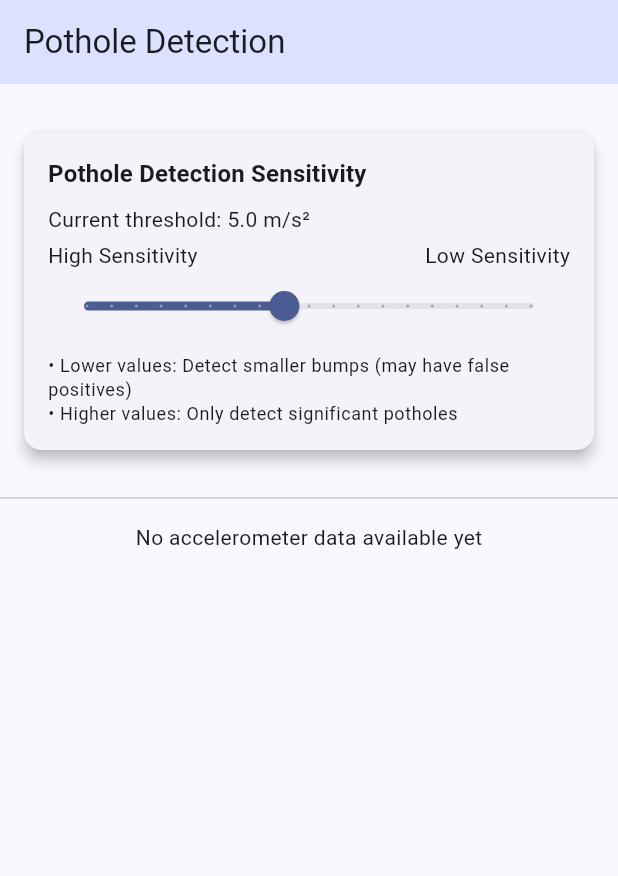
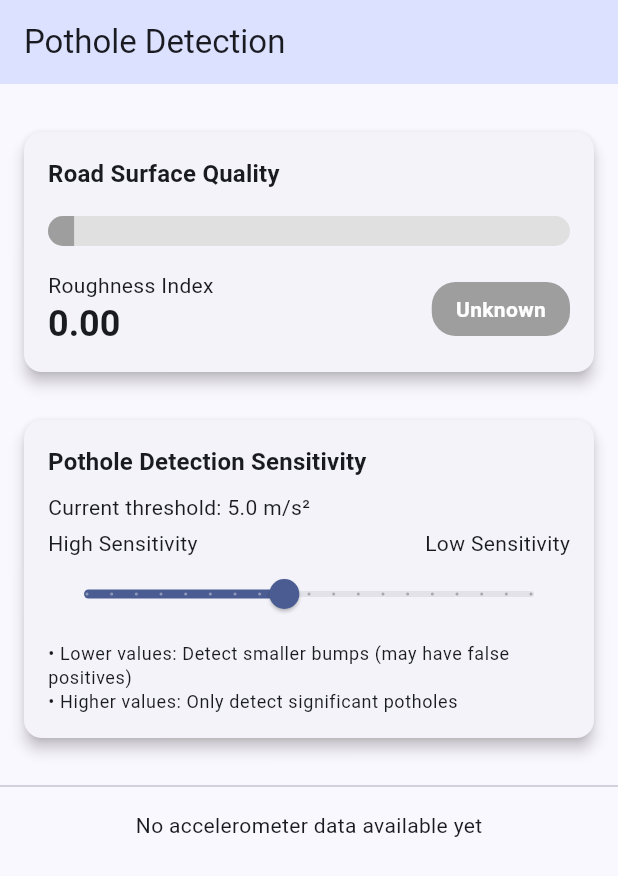
Before and after one commit to matejrupnik/breakpoint, a Flutter app: the screen it shows after launch, on a phone screen of 412 x 824 dp. Shown: the top 876 px of the screen. Run offline on Flutter 3.47's test engine with Material 3 defaults, Android fonts, the phone set to English and light mode, and no system bars; our stand-ins replace fl_chart, sensors_plus.

Commit message:
feat: road surface quality indicator

```diff
--- /dev/null
+++ b/breakpoint_mobile/lib/providers/road_surface_provider.dart
@@ -0,0 +1,109 @@
+import 'dart:async';
+import 'dart:collection';
+import 'dart:math';
+import 'package:flutter/foundation.dart';
+import '../models/accelerometer_data.dart';
+import '../services/sensor_service.dart';
+
+class RoadSurfaceProvider with ChangeNotifier {
+  final SensorService _sensorService;
+
+  // Store 5 seconds of data at 20Hz sampling rate (100 samples)
+  final int _windowSize = 100;
+  final ListQueue<AccelerometerData> _dataWindow =
+      ListQueue<AccelerometerData>();
+
+  StreamSubscription<AccelerometerData>? _subscription;
+
+  // Road quality metrics
+  double _roughnessIndex = 0.0;
+  String _surfaceQuality = 'Unknown';
+
+  // Getters for road quality metrics
+  double get roughnessIndex => _roughnessIndex;
+  String get surfaceQuality => _surfaceQuality;
+
+  // Moving average of vertical acceleration
+  double _baselineAcceleration = 0.0;
+
+  // Quality thresholds
+  final double _smoothThreshold = 0.8;
+  final double _moderateThreshold = 2.0;
+  final double _roughThreshold = 4.0;
+
+  RoadSurfaceProvider(this._sensorService) {
+    _initialize();
+  }
+
+  void _initialize() {
+    // We'll reuse the same sensor service that's used for pothole detection
+    _subscription = _sensorService.accelerometerStream.listen(
+      _processSensorData,
+    );
+  }
+
+  void _processSensorData(AccelerometerData data) {
+    // Add data to our window
+    _dataWindow.add(data);
+
+    // Keep only the most recent 5 seconds of data
+    if (_dataWindow.length > _windowSize) {
+      _dataWindow.removeFirst();
+    }
+
+    // Only analyze when we have enough data
+    if (_dataWindow.length >= 10) {
+      _analyzeRoadSurface();
+    }
+  }
+
+  void _analyzeRoadSurface() {
+    if (_dataWindow.isEmpty) return;
+
+    // Calculate the standard deviation of vertical acceleration
+    double sum = 0;
+    double sumSquared = 0;
+
+    // First pass: calculate mean
+    for (var data in _dataWindow) {
+      sum += data.verticalAcceleration;
+    }
+    double mean = sum / _dataWindow.length;
+
+    // Update baseline with exponential moving average
+    const alpha = 0.05;
+    _baselineAcceleration = (1 - alpha) * _baselineAcceleration + alpha * mean;
+
+    // Second pass: calculate standard deviation
+    for (var data in _dataWindow) {
+      double deviation = data.verticalAcceleration - _baselineAcceleration;
+      sumSquared += deviation * deviation;
+    }
+
+    double variance = sumSquared / _dataWindow.length;
+    double stdDev = sqrt(variance);
+
+    // Update roughness index (scale to a more intuitive range)
+    _roughnessIndex = stdDev;
+
+    // Categorize road quality based on roughness
+    if (_roughnessIndex < _smoothThreshold) {
+      _surfaceQuality = 'Smooth';
+    } else if (_roughnessIndex < _moderateThreshold) {
+      _surfaceQuality = 'Moderate';
+    } else if (_roughnessIndex < _roughThreshold) {
+      _surfaceQuality = 'Rough';
+    } else {
+      _surfaceQuality = 'Very Rough';
+    }
+
+    // Notify listeners of the updated metrics
+    notifyListeners();
+  }
+
+  @override
+  void dispose() {
+    _subscription?.cancel();
+    super.dispose();
+  }
+}
--- a/breakpoint_mobile/lib/screens/home_screen.dart
+++ b/breakpoint_mobile/lib/screens/home_screen.dart
@@ -1,10 +1,12 @@
 import 'package:flutter/material.dart';
 import 'package:provider/provider.dart';
 import '../providers/accelerometer_provider.dart';
+import '../providers/road_surface_provider.dart';
 import '../services/sensor_service.dart';
 import '../widgets/accelerometer_chart.dart';
 import '../widgets/pothole_detection_banner.dart';
 import '../widgets/sensitivity_control.dart';
+import '../widgets/road_surface_indicator.dart';
 
 class HomeScreen extends StatelessWidget {
   final String title;
@@ -25,6 +27,16 @@ class HomeScreen extends StatelessWidget {
               (context, sensorService, previous) =>
                   previous ?? AccelerometerProvider(sensorService),
         ),
+        // Add the RoadSurfaceProvider
+        ChangeNotifierProxyProvider<SensorService, RoadSurfaceProvider>(
+          create:
+              (context) => RoadSurfaceProvider(
+                Provider.of<SensorService>(context, listen: false),
+              ),
+          update:
+              (context, sensorService, previous) =>
+                  previous ?? RoadSurfaceProvider(sensorService),
+        ),
       ],
       child: Scaffold(
         appBar: AppBar(
@@ -39,7 +51,10 @@ class HomeScreen extends StatelessWidget {
                 children: [
                   const SizedBox(height: 16),
 
-                  // Add the sensitivity control widget
+                  // Road surface indicator moved to the top
+                  const RoadSurfaceIndicator(),
+
+                  // Sensitivity control now second
                   const SensitivityControl(),
 
                   const SizedBox(height: 8),
--- /dev/null
+++ b/breakpoint_mobile/lib/widgets/road_surface_indicator.dart
@@ -0,0 +1,113 @@
+import 'package:flutter/material.dart';
+import 'package:provider/provider.dart';
+import '../providers/road_surface_provider.dart';
+
+class RoadSurfaceIndicator extends StatelessWidget {
+  const RoadSurfaceIndicator({Key? key}) : super(key: key);
+
+  @override
+  Widget build(BuildContext context) {
+    return Consumer<RoadSurfaceProvider>(
+      builder: (context, provider, child) {
+        return Card(
+          elevation: 4,
+          margin: const EdgeInsets.all(16),
+          child: Padding(
+            padding: const EdgeInsets.all(16),
+            child: Column(
+              crossAxisAlignment: CrossAxisAlignment.start,
+              children: [
+                Text(
+                  'Road Surface Quality',
+                  style: Theme.of(context).textTheme.titleMedium?.copyWith(
+                    fontWeight: FontWeight.bold,
+                  ),
+                ),
+                const SizedBox(height: 16),
+                _buildQualityMeter(context, provider),
+                const SizedBox(height: 16),
+                Row(
+                  mainAxisAlignment: MainAxisAlignment.spaceBetween,
+                  children: [
+                    Column(
+                      crossAxisAlignment: CrossAxisAlignment.start,
+                      children: [
+                        Text(
+                          'Roughness Index',
+                          style: Theme.of(context).textTheme.bodyMedium,
+                        ),
+                        Text(
+                          provider.roughnessIndex.toStringAsFixed(2),
+                          style: Theme.of(context).textTheme.headlineSmall
+                              ?.copyWith(fontWeight: FontWeight.bold),
+                        ),
+                      ],
+                    ),
+                    Container(
+                      padding: const EdgeInsets.symmetric(
+                        horizontal: 16,
+                        vertical: 8,
+                      ),
+                      decoration: BoxDecoration(
+                        color: _getSurfaceQualityColor(provider.surfaceQuality),
+                        borderRadius: BorderRadius.circular(16),
+                      ),
+                      child: Text(
+                        provider.surfaceQuality,
+                        style: const TextStyle(
+                          color: Colors.white,
+                          fontWeight: FontWeight.bold,
+                        ),
+                      ),
+                    ),
+                  ],
+                ),
+              ],
+            ),
+          ),
+        );
+      },
+    );
+  }
+
+  Widget _buildQualityMeter(
+    BuildContext context,
+    RoadSurfaceProvider provider,
+  ) {
+    return SizedBox(
+      height: 20,
+      child: ClipRRect(
+        borderRadius: BorderRadius.circular(10),
+        child: LinearProgressIndicator(
+          value: _getProgressValue(provider.roughnessIndex),
+          backgroundColor: Colors.grey[300],
+          valueColor: AlwaysStoppedAnimation<Color>(
+            _getSurfaceQualityColor(provider.surfaceQuality),
+          ),
+        ),
+      ),
+    );
+  }
+
+  double _getProgressValue(double roughnessIndex) {
+    // Map roughness to a 0-1 progress value
+    // Using a max roughness of 10 as reference
+    double value = roughnessIndex / 10.0;
+    return value.clamp(0.05, 1.0); // Min 5% to always show some progress
+  }
+
+  Color _getSurfaceQualityColor(String quality) {
+    switch (quality) {
+      case 'Smooth':
+        return Colors.green;
+      case 'Moderate':
+        return Colors.yellow.shade700;
+      case 'Rough':
+        return Colors.orange;
+      case 'Very Rough':
+        return Colors.red;
+      default:
+        return Colors.grey;
+    }
+  }
+}
```
